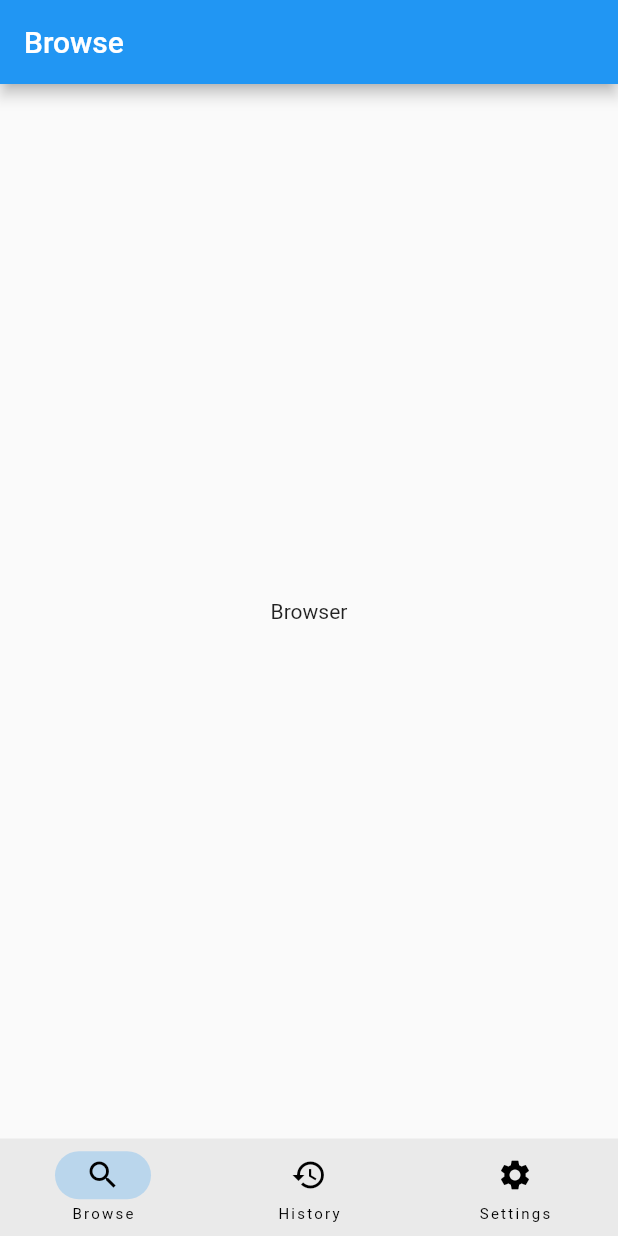
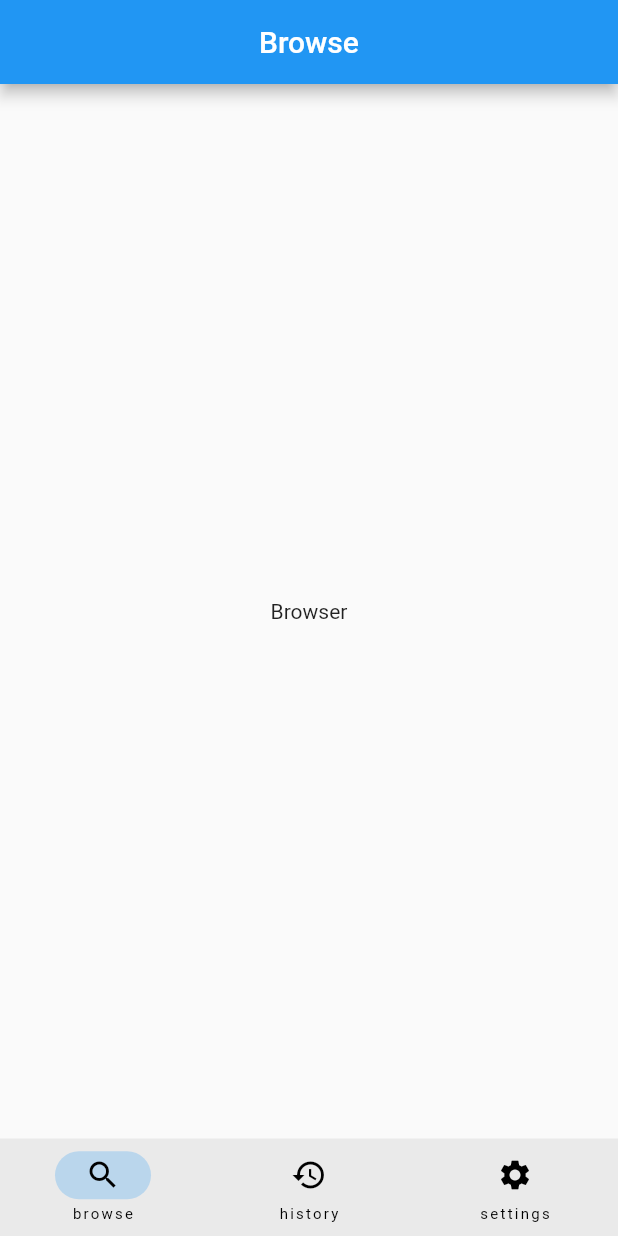
Before and after one commit to hosseinvejdani/flutter_bottom_navbar_with_getx, a Flutter app: the screen it shows after launch, on a phone screen of 412 x 824 dp. Run offline on Flutter 3.47's test engine with Material 2 defaults, Android fonts, the phone set to English and light mode, and no system bars; our stand-ins replace get.

Commit message:
improve code

```diff
--- a/lib/src/screens/another/another_screen.dart
+++ b/lib/src/screens/another/another_screen.dart
@@ -9,7 +9,7 @@ class AnotherPage extends StatelessWidget {
   @override
   Widget build(BuildContext context) {
     return Scaffold(
-      appBar: AppBar(title: const Text('History')),
+      appBar: AppBar(centerTitle: true, title: const Text('History')),
       body: Center(
         child: Text(Get.find<AnotherController>().title.value),
       ),
--- a/lib/src/screens/browse/browse_screen.dart
+++ b/lib/src/screens/browse/browse_screen.dart
@@ -9,7 +9,7 @@ class BrowsePage extends StatelessWidget {
   @override
   Widget build(BuildContext context) {
     return Scaffold(
-      appBar: AppBar(title: const Text('Browse')),
+      appBar: AppBar(centerTitle: true, title: const Text('Browse')),
       body: Center(
         child: Text(Get.find<BrowseController>().title.value),
       ),
--- a/lib/src/screens/history/history_screen.dart
+++ b/lib/src/screens/history/history_screen.dart
@@ -9,7 +9,7 @@ class HistoryPage extends StatelessWidget {
   @override
   Widget build(BuildContext context) {
     return Scaffold(
-      appBar: AppBar(title: const Text('History')),
+      appBar: AppBar(centerTitle: true, title: const Text('History')),
       body: Center(
         child: Text(Get.find<HistoryController>().title.value),
       ),
--- a/lib/src/screens/home/home_controller.dart
+++ b/lib/src/screens/home/home_controller.dart
@@ -7,8 +7,18 @@ class HomeController extends GetxController {
   static HomeController get to => Get.find();
 
   var currentIndex = 0.obs;
+  final pages = AppPageNames.bottomNavbarNames;
+  final labels = AppPageNames.bottomNavbarNames.map((name) => name.substring(1)).toList();
+  final icons = const <Icon>[
+    Icon(Icons.search),
+    Icon(Icons.history),
+    Icon(Icons.settings)
+  ];
 
-  final pages = AppPageNames.bottomNavbarNames;
+  @override
+  void onInit() {
+    super.onInit();
+  }
 
   void changePage(int index) {
     if (currentIndex.value != index) {
--- a/lib/src/screens/home/home_screen.dart
+++ b/lib/src/screens/home/home_screen.dart
@@ -18,18 +18,18 @@ class HomePage extends GetView<HomeController> {
       bottomNavigationBar: Obx(
         () => NavigationBar(
           height: 65, // the default is 80
-          destinations: const <NavigationDestination>[
+          destinations: <NavigationDestination>[
             NavigationDestination(
-              icon: Icon(Icons.search),
-              label: 'Browse',
+              icon: controller.icons[0],
+              label: controller.labels[0],
             ),
             NavigationDestination(
-              icon: Icon(Icons.history),
-              label: 'History',
+              icon: controller.icons[1],
+              label: controller.labels[1],
             ),
             NavigationDestination(
-              icon: Icon(Icons.settings),
-              label: 'Settings',
+              icon: controller.icons[2],
+              label: controller.labels[2],
             ),
           ],
           selectedIndex: controller.currentIndex.value,
--- a/lib/src/screens/settings/settings_screen.dart
+++ b/lib/src/screens/settings/settings_screen.dart
@@ -9,7 +9,7 @@ class SettingsPage extends StatelessWidget {
   @override
   Widget build(BuildContext context) {
     return Scaffold(
-      appBar: AppBar(title: const Text('Settings')),
+      appBar: AppBar(centerTitle: true, title: const Text('Settings')),
       body: Center(
         child: Column(
           mainAxisAlignment: MainAxisAlignment.center,
```
